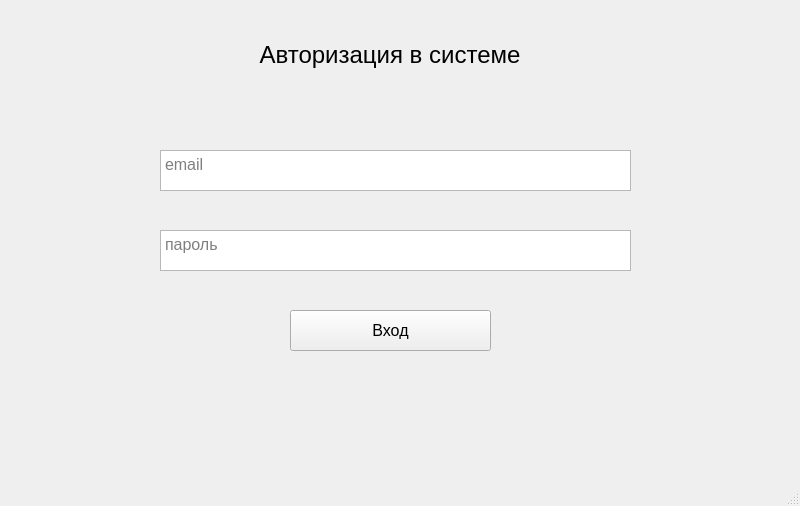
First picture: the form in src/ui/generated_ui/login_window.ui, repository Nova18911/IS-for-accounting-for-GYM-customers, before the edit.
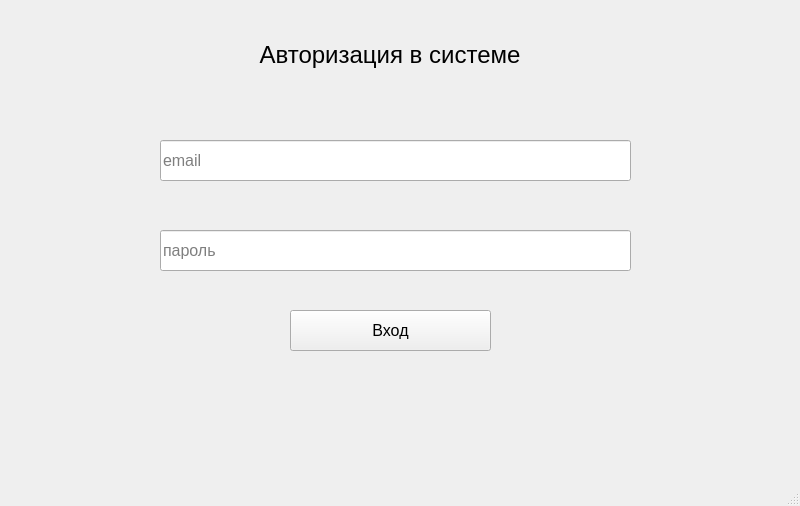
Second picture: the form after the edit.

What changed in the file:
```diff
--- a/src/ui/generated_ui/login_window.ui
+++ b/src/ui/generated_ui/login_window.ui
@@ -44,62 +44,6 @@
      <bool>false</bool>
     </property>
    </widget>
-   <widget class="QTextBrowser" name="Email">
-    <property name="geometry">
-     <rect>
-      <x>160</x>
-      <y>150</y>
-      <width>471</width>
-      <height>41</height>
-     </rect>
-    </property>
-    <property name="font">
-     <font>
-      <pointsize>12</pointsize>
-     </font>
-    </property>
-    <property name="readOnly">
-     <bool>false</bool>
-    </property>
-    <property name="html">
-     <string>&lt;!DOCTYPE HTML PUBLIC &quot;-//W3C//DTD HTML 4.0//EN&quot; &quot;http://www.w3.org/TR/REC-html40/strict.dtd&quot;&gt;
-&lt;html&gt;&lt;head&gt;&lt;meta name=&quot;qrichtext&quot; content=&quot;1&quot; /&gt;&lt;style type=&quot;text/css&quot;&gt;
-p, li { white-space: pre-wrap; }
-&lt;/style&gt;&lt;/head&gt;&lt;body style=&quot; font-family:'MS Shell Dlg 2'; font-size:12pt; font-weight:400; font-style:normal;&quot;&gt;
-&lt;p style=&quot;-qt-paragraph-type:empty; margin-top:0px; margin-bottom:0px; margin-left:0px; margin-right:0px; -qt-block-indent:0; text-indent:0px;&quot;&gt;&lt;br /&gt;&lt;/p&gt;&lt;/body&gt;&lt;/html&gt;</string>
-    </property>
-    <property name="placeholderText">
-     <string>email</string>
-    </property>
-   </widget>
-   <widget class="QTextBrowser" name="password">
-    <property name="geometry">
-     <rect>
-      <x>160</x>
-      <y>230</y>
-      <width>471</width>
-      <height>41</height>
-     </rect>
-    </property>
-    <property name="font">
-     <font>
-      <pointsize>12</pointsize>
-     </font>
-    </property>
-    <property name="readOnly">
-     <bool>false</bool>
-    </property>
-    <property name="html">
-     <string>&lt;!DOCTYPE HTML PUBLIC &quot;-//W3C//DTD HTML 4.0//EN&quot; &quot;http://www.w3.org/TR/REC-html40/strict.dtd&quot;&gt;
-&lt;html&gt;&lt;head&gt;&lt;meta name=&quot;qrichtext&quot; content=&quot;1&quot; /&gt;&lt;style type=&quot;text/css&quot;&gt;
-p, li { white-space: pre-wrap; }
-&lt;/style&gt;&lt;/head&gt;&lt;body style=&quot; font-family:'MS Shell Dlg 2'; font-size:12pt; font-weight:400; font-style:normal;&quot;&gt;
-&lt;p style=&quot;-qt-paragraph-type:empty; margin-top:0px; margin-bottom:0px; margin-left:0px; margin-right:0px; -qt-block-indent:0; text-indent:0px; font-size:7.8pt;&quot;&gt;&lt;br /&gt;&lt;/p&gt;&lt;/body&gt;&lt;/html&gt;</string>
-    </property>
-    <property name="placeholderText">
-     <string>пароль</string>
-    </property>
-   </widget>
    <widget class="QPushButton" name="Input">
     <property name="geometry">
      <rect>
@@ -118,6 +62,45 @@
      <string>Вход</string>
     </property>
    </widget>
+   <widget class="QLineEdit" name="Email">
+    <property name="geometry">
+     <rect>
+      <x>160</x>
+      <y>140</y>
+      <width>471</width>
+      <height>41</height>
+     </rect>
+    </property>
+    <property name="font">
+     <font>
+      <pointsize>12</pointsize>
+     </font>
+    </property>
+    <property name="inputMask">
+     <string/>
+    </property>
+    <property name="placeholderText">
+     <string>email</string>
+    </property>
+   </widget>
+   <widget class="QLineEdit" name="password">
+    <property name="geometry">
+     <rect>
+      <x>160</x>
+      <y>230</y>
+      <width>471</width>
+      <height>41</height>
+     </rect>
+    </property>
+    <property name="font">
+     <font>
+      <pointsize>12</pointsize>
+     </font>
+    </property>
+    <property name="placeholderText">
+     <string>пароль</string>
+    </property>
+   </widget>
   </widget>
   <widget class="QMenuBar" name="menubar">
    <property name="geometry">
```
